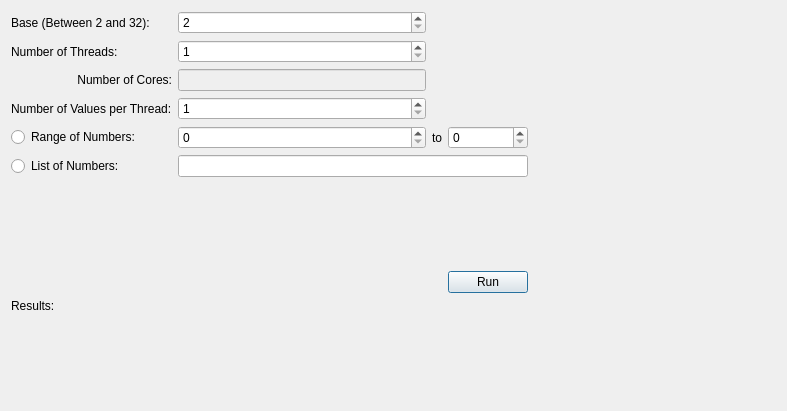
Old version of the form NarcissisticNumbers.ui in the repository towel42-com/NarcissisticNumbers.
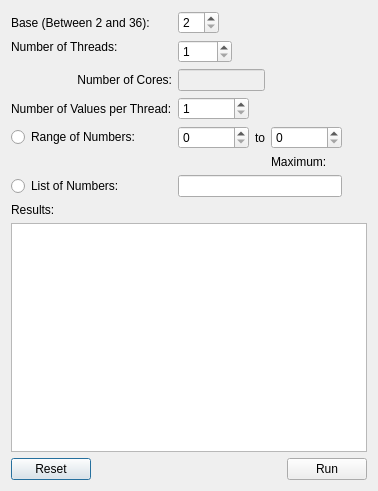
New version of the form. Icons and pictures are not drawn. Custom widgets are drawn as their Qt base class.

```diff
--- a/NarcissisticNumbers.ui
+++ b/NarcissisticNumbers.ui
@@ -6,8 +6,8 @@
    <rect>
     <x>0</x>
     <y>0</y>
-    <width>787</width>
-    <height>411</height>
+    <width>378</width>
+    <height>491</height>
    </rect>
   </property>
   <property name="windowTitle">
@@ -18,33 +18,56 @@
     <normaloff>:/resources/calc.png</normaloff>:/resources/calc.png</iconset>
   </property>
   <layout class="QGridLayout" name="gridLayout">
-   <item row="5" column="4">
-    <spacer name="horizontalSpacer">
-     <property name="orientation">
-      <enum>Qt::Horizontal</enum>
-     </property>
-     <property name="sizeHint" stdset="0">
-      <size>
-       <width>40</width>
-       <height>20</height>
-      </size>
-     </property>
-    </spacer>
-   </item>
    <item row="7" column="0">
-    <spacer name="verticalSpacer">
-     <property name="orientation">
-      <enum>Qt::Vertical</enum>
+    <widget class="QRadioButton" name="byNumbers">
+     <property name="text">
+      <string>List of Numbers:</string>
      </property>
-     <property name="sizeHint" stdset="0">
-      <size>
-       <width>20</width>
-       <height>40</height>
-      </size>
+    </widget>
+   </item>
+   <item row="9" column="0" colspan="5">
+    <widget class="QTextEdit" name="results">
+     <property name="enabled">
+      <bool>true</bool>
      </property>
-    </spacer>
+     <property name="readOnly">
+      <bool>true</bool>
+     </property>
+    </widget>
    </item>
-   <item row="2" column="0">
+   <item row="4" column="1">
+    <widget class="CSpinBox64" name="numPerThread">
+     <property name="sizePolicy">
+      <sizepolicy hsizetype="Maximum" vsizetype="Fixed">
+       <horstretch>0</horstretch>
+       <verstretch>0</verstretch>
+      </sizepolicy>
+     </property>
+     <property name="accelerated">
+      <bool>true</bool>
+     </property>
+     <property name="showGroupSeparator" stdset="0">
+      <bool>true</bool>
+     </property>
+     <property name="minimum">
+      <number>1</number>
+     </property>
+     <property name="maximum">
+      <number>1000000</number>
+     </property>
+     <property name="stepType">
+      <enum>QAbstractSpinBox::AdaptiveDecimalStepType</enum>
+     </property>
+    </widget>
+   </item>
+   <item row="1" column="0">
+    <widget class="QLabel" name="label_2">
+     <property name="text">
+      <string>Number of Threads:</string>
+     </property>
+    </widget>
+   </item>
+   <item row="3" column="0">
     <widget class="QLabel" name="label_5">
      <property name="text">
       <string>Number of Cores:</string>
@@ -54,15 +77,27 @@
      </property>
     </widget>
    </item>
-   <item row="5" column="3">
-    <widget class="QSpinBox" name="maxRange">
-     <property name="maximum">
-      <number>1000000000</number>
+   <item row="2" column="4" rowspan="2">
+    <spacer name="horizontalSpacer">
+     <property name="orientation">
+      <enum>Qt::Horizontal</enum>
      </property>
-    </widget>
+     <property name="sizeHint" stdset="0">
+      <size>
+       <width>40</width>
+       <height>20</height>
+      </size>
+     </property>
+    </spacer>
    </item>
    <item row="0" column="1">
     <widget class="QSpinBox" name="base">
+     <property name="sizePolicy">
+      <sizepolicy hsizetype="Maximum" vsizetype="Fixed">
+       <horstretch>0</horstretch>
+       <verstretch>0</verstretch>
+      </sizepolicy>
+     </property>
      <property name="minimum">
       <number>2</number>
      </property>
@@ -71,128 +106,185 @@
      </property>
     </widget>
    </item>
-   <item row="5" column="1">
-    <widget class="QSpinBox" name="minRange">
-     <property name="maximum">
-      <number>1000000000</number>
-     </property>
-    </widget>
-   </item>
-   <item row="6" column="1" colspan="3">
-    <widget class="QLineEdit" name="numList"/>
-   </item>
-   <item row="3" column="1">
-    <widget class="QSpinBox" name="numPerThread">
-     <property name="minimum">
-      <number>1</number>
-     </property>
-     <property name="maximum">
-      <number>1000000</number>
-     </property>
-    </widget>
-   </item>
-   <item row="1" column="0">
-    <widget class="QLabel" name="label_2">
-     <property name="text">
-      <string>Number of Threads:</string>
-     </property>
-    </widget>
-   </item>
-   <item row="10" column="0" colspan="4">
-    <widget class="QLabel" name="results">
+   <item row="8" column="0">
+    <widget class="QLabel" name="label_6">
      <property name="text">
       <string>Results:</string>
      </property>
     </widget>
    </item>
-   <item row="3" column="0">
+   <item row="5" column="3">
+    <widget class="CSpinBox64U" name="maxRange">
+     <property name="sizePolicy">
+      <sizepolicy hsizetype="Maximum" vsizetype="Fixed">
+       <horstretch>0</horstretch>
+       <verstretch>0</verstretch>
+      </sizepolicy>
+     </property>
+     <property name="accelerated">
+      <bool>true</bool>
+     </property>
+     <property name="showGroupSeparator" stdset="0">
+      <bool>true</bool>
+     </property>
+     <property name="maximum">
+      <number>1000000000</number>
+     </property>
+     <property name="singleStep">
+      <number>1</number>
+     </property>
+     <property name="stepType">
+      <enum>QAbstractSpinBox::AdaptiveDecimalStepType</enum>
+     </property>
+    </widget>
+   </item>
+   <item row="5" column="0">
+    <widget class="QRadioButton" name="byRange">
+     <property name="text">
+      <string>Range of Numbers:</string>
+     </property>
+    </widget>
+   </item>
+   <item row="7" column="1" colspan="3">
+    <widget class="QLineEdit" name="numList"/>
+   </item>
+   <item row="10" column="0" colspan="5">
+    <layout class="QHBoxLayout" name="horizontalLayout">
+     <item>
+      <widget class="QPushButton" name="reset">
+       <property name="text">
+        <string>Reset</string>
+       </property>
+      </widget>
+     </item>
+     <item>
+      <spacer name="horizontalSpacer_2">
+       <property name="orientation">
+        <enum>Qt::Horizontal</enum>
+       </property>
+       <property name="sizeHint" stdset="0">
+        <size>
+         <width>40</width>
+         <height>20</height>
+        </size>
+       </property>
+      </spacer>
+     </item>
+     <item>
+      <widget class="QPushButton" name="run">
+       <property name="sizePolicy">
+        <sizepolicy hsizetype="Maximum" vsizetype="Fixed">
+         <horstretch>0</horstretch>
+         <verstretch>0</verstretch>
+        </sizepolicy>
+       </property>
+       <property name="text">
+        <string>Run</string>
+       </property>
+      </widget>
+     </item>
+    </layout>
+   </item>
+   <item row="4" column="0">
     <widget class="QLabel" name="label_3">
      <property name="text">
       <string>Number of Values per Thread:</string>
      </property>
     </widget>
    </item>
-   <item row="9" column="3">
-    <widget class="QPushButton" name="run">
+   <item row="0" column="0">
+    <widget class="QLabel" name="label">
      <property name="text">
-      <string>Run</string>
+      <string>Base (Between 2 and 36):</string>
      </property>
     </widget>
    </item>
-   <item row="6" column="0">
-    <widget class="QRadioButton" name="byNumbers">
+   <item row="6" column="3">
+    <widget class="QLabel" name="maxLabel">
      <property name="text">
-      <string>List of Numbers:</string>
+      <string>Maximum: </string>
      </property>
     </widget>
    </item>
-   <item row="1" column="1">
-    <widget class="QSpinBox" name="numThreads">
-     <property name="minimum">
-      <number>1</number>
+   <item row="5" column="1">
+    <widget class="CSpinBox64U" name="minRange">
+     <property name="sizePolicy">
+      <sizepolicy hsizetype="Maximum" vsizetype="Fixed">
+       <horstretch>0</horstretch>
+       <verstretch>0</verstretch>
+      </sizepolicy>
+     </property>
+     <property name="accelerated">
+      <bool>true</bool>
+     </property>
+     <property name="showGroupSeparator" stdset="0">
+      <bool>true</bool>
      </property>
      <property name="maximum">
-      <number>1000</number>
+      <number>1000000000</number>
+     </property>
+     <property name="stepType">
+      <enum>QAbstractSpinBox::AdaptiveDecimalStepType</enum>
      </property>
     </widget>
    </item>
    <item row="5" column="2">
     <widget class="QLabel" name="label_4">
+     <property name="sizePolicy">
+      <sizepolicy hsizetype="Fixed" vsizetype="Preferred">
+       <horstretch>0</horstretch>
+       <verstretch>0</verstretch>
+      </sizepolicy>
+     </property>
      <property name="text">
       <string>to</string>
      </property>
     </widget>
    </item>
-   <item row="9" column="0" colspan="3">
-    <spacer name="horizontalSpacer_2">
-     <property name="orientation">
-      <enum>Qt::Horizontal</enum>
-     </property>
-     <property name="sizeHint" stdset="0">
-      <size>
-       <width>40</width>
-       <height>20</height>
-      </size>
-     </property>
-    </spacer>
-   </item>
-   <item row="5" column="0">
-    <widget class="QRadioButton" name="byRange">
-     <property name="text">
-      <string>Range of Numbers:</string>
-     </property>
-    </widget>
-   </item>
-   <item row="2" column="1">
+   <item row="3" column="1" colspan="2">
     <widget class="QLineEdit" name="numCores">
      <property name="enabled">
       <bool>false</bool>
      </property>
-    </widget>
-   </item>
-   <item row="0" column="0">
-    <widget class="QLabel" name="label">
-     <property name="text">
-      <string>Base (Between 2 and 32):</string>
+     <property name="sizePolicy">
+      <sizepolicy hsizetype="Preferred" vsizetype="Fixed">
+       <horstretch>0</horstretch>
+       <verstretch>0</verstretch>
+      </sizepolicy>
      </property>
     </widget>
    </item>
-   <item row="11" column="0">
-    <spacer name="verticalSpacer_2">
-     <property name="orientation">
-      <enum>Qt::Vertical</enum>
+   <item row="1" column="1" rowspan="2">
+    <widget class="QSpinBox" name="numThreads">
+     <property name="sizePolicy">
+      <sizepolicy hsizetype="Maximum" vsizetype="Fixed">
+       <horstretch>0</horstretch>
+       <verstretch>0</verstretch>
+      </sizepolicy>
      </property>
-     <property name="sizeHint" stdset="0">
-      <size>
-       <width>20</width>
-       <height>40</height>
-      </size>
+     <property name="minimum">
+      <number>1</number>
      </property>
-    </spacer>
+     <property name="maximum">
+      <number>1000</number>
+     </property>
+    </widget>
    </item>
   </layout>
  </widget>
  <layoutdefault spacing="6" margin="11"/>
+ <customwidgets>
+  <customwidget>
+   <class>CSpinBox64</class>
+   <extends>QSpinBox</extends>
+   <header>SpinBox64.h</header>
+  </customwidget>
+  <customwidget>
+   <class>CSpinBox64U</class>
+   <extends>QSpinBox</extends>
+   <header>SpinBox64U.h</header>
+  </customwidget>
+ </customwidgets>
  <tabstops>
   <tabstop>base</tabstop>
   <tabstop>numThreads</tabstop>
```
Left out of the diff: 2 changed lines with no effect on the pictures.
